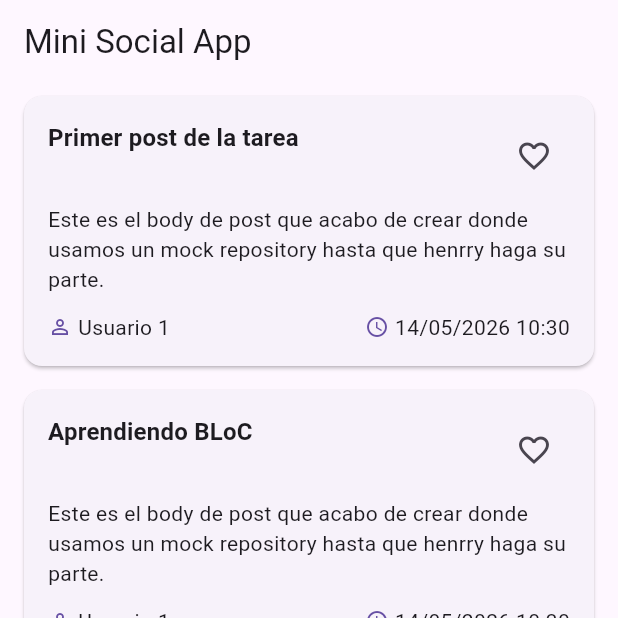
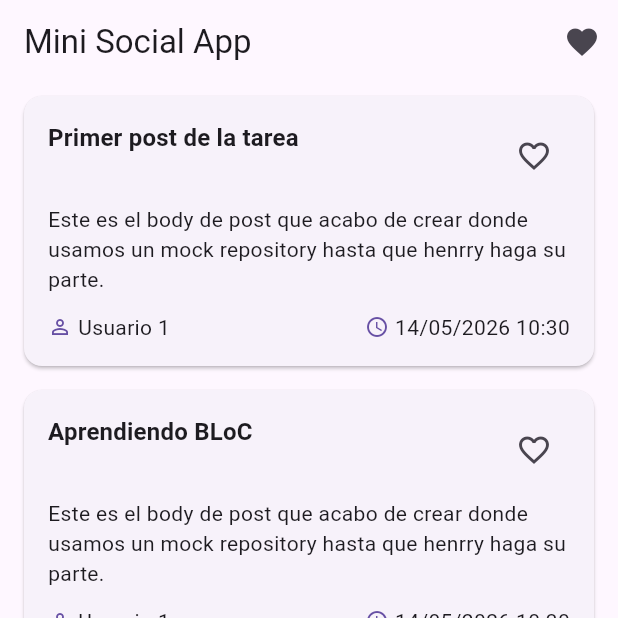
Before and after one commit to evertms/mini_social_app, a Flutter app: the screen it shows after launch, on a phone screen of 412 x 824 dp, the top half of it. Run offline on Flutter 3.47's test engine with Material 3 defaults, Android fonts, the phone set to English and light mode, and no system bars; our stand-ins replace flutter_bloc, go_router, shared_preferences.

Commit message:
feat(preferences): add Favorites BLoC and integrate favorites UI
Introduce a Favorites feature using BLoC: add FavoritesBloc, events and states, and wire it into the app via MultiBlocProvider (dispatching initial LoadFavoritesEvent). Convert FavoritesPage to use BlocBuilder (handling loading, error, empty and loaded states with refresh) and update PostCard to read favorite state and dispatch ToggleFavoriteEvent. Add a favorites shortcut in the post list AppBar and make mock repository faster by reducing artificial delays; favorites are sorted by timestamp after load/toggle.

```diff
--- a/lib/app.dart
+++ b/lib/app.dart
@@ -1,12 +1,23 @@
 import 'package:flutter/material.dart';
+import 'package:flutter_bloc/flutter_bloc.dart';
 import 'core/utils/app_routes.dart';
+import 'features/post/presentation/blocs/favorites_bloc.dart';
+import 'features/post/presentation/blocs/favorites_event.dart';
+import 'features/post/data/repositories/mock_post_repository.dart';
 
 class App extends StatelessWidget {
   const App({super.key});
 
   @override
   Widget build(BuildContext context) {
-    return MaterialApp.router(
+    return MultiBlocProvider(
+      providers: [
+        BlocProvider(
+          create: (_) => FavoritesBloc(repository: MockRepository())
+            ..add(LoadFavoritesEvent()),
+        ),
+      ],
+      child: MaterialApp.router(
         title: 'Mini Social App',
         debugShowCheckedModeBanner: false,
         theme: ThemeData(
@@ -14,6 +25,7 @@ class App extends StatelessWidget {
           primarySwatch: Colors.blue,
         ),
         routerConfig: router,
+      ),
     );
   }
 }
--- a/lib/features/post/data/repositories/mock_post_repository.dart
+++ b/lib/features/post/data/repositories/mock_post_repository.dart
@@ -28,7 +28,7 @@ class MockRepository implements PostRepository {
 
   @override
   Future<List<Post>> getPosts() async {
-    await Future<void>.delayed(const Duration(seconds: 2));
+    await Future<void>.delayed(const Duration(milliseconds: 200));
 
     if (shouldFail) {
       throw Exception("No se pudieron cargar los posts");
@@ -81,7 +81,7 @@ class MockRepository implements PostRepository {
 
   @override
   Future<void> toggleFavorite(Post post) async {
-    await Future<void>.delayed(const Duration(seconds: 1));
+    await Future<void>.delayed(const Duration(milliseconds: 200));
     final prefs = await SharedPreferences.getInstance();
     final prefsService = PrefsService(prefs);
     await prefsService.toggleFavId(post.id);
--- /dev/null
+++ b/lib/features/post/presentation/blocs/favorites_event.dart
@@ -0,0 +1,11 @@
+import '../../domain/entities/post.dart';
+
+abstract class FavoritesEvent {}
+
+class LoadFavoritesEvent extends FavoritesEvent {}
+
+class ToggleFavoriteEvent extends FavoritesEvent {
+  final Post post;
+
+  ToggleFavoriteEvent(this.post);
+}
--- /dev/null
+++ b/lib/features/post/presentation/blocs/favorites_state.dart
@@ -0,0 +1,19 @@
+import '../../domain/entities/post.dart';
+
+abstract class FavoritesState {}
+
+class FavoritesInitial extends FavoritesState {}
+
+class FavoritesLoading extends FavoritesState {}
+
+class FavoritesLoaded extends FavoritesState {
+  final List<Post> favorites;
+
+  FavoritesLoaded(this.favorites);
+}
+
+class FavoritesError extends FavoritesState {
+  final String message;
+
+  FavoritesError(this.message);
+}
--- a/lib/features/post/presentation/pages/post_list_page.dart
+++ b/lib/features/post/presentation/pages/post_list_page.dart
@@ -1,5 +1,6 @@
 import 'package:flutter/material.dart';
 import 'package:flutter_bloc/flutter_bloc.dart';
+import 'package:go_router/go_router.dart';
 
 import '../../data/repositories/mock_post_repository.dart';
 import '../blocs/post_list_state.dart';
@@ -28,7 +29,17 @@ class _PostListView extends StatelessWidget {
   @override
   Widget build(BuildContext context) {
     return Scaffold(
-      appBar: AppBar(title: const Text('Mini Social App')),
+      appBar: AppBar(
+        title: const Text('Mini Social App'),
+        actions: [
+          IconButton(
+            icon: const Icon(Icons.favorite),
+            onPressed: () {
+              context.push('/favorites');
+            },
+          ),
+        ],
+      ),
       body: BlocBuilder<PostListBloc, PostListState>(
         builder: (context, state) {
           if (state is PostListLoading) {
--- a/lib/features/post/presentation/widgets/post_card.dart
+++ b/lib/features/post/presentation/widgets/post_card.dart
@@ -2,6 +2,10 @@ import 'package:flutter/material.dart';
 
 import '../../domain/entities/post.dart';
 import '../../utils/format_timestamp.dart';
+import 'package:flutter_bloc/flutter_bloc.dart';
+import '../blocs/favorites_bloc.dart';
+import '../blocs/favorites_event.dart';
+import '../blocs/favorites_state.dart';
 
 class PostCard extends StatelessWidget {
   final Post post;
@@ -11,6 +15,13 @@ class PostCard extends StatelessWidget {
   @override
   Widget build(BuildContext context) {
     final textTheme = Theme.of(context).textTheme;
+    final favState = context.watch<FavoritesBloc>().state;
+    bool isFavorite = post.isFavorite;
+
+    if (favState is FavoritesLoaded) {
+      isFavorite = favState.favorites.any((f) => f.id == post.id);
+    }
+
     return Card(
       margin: const EdgeInsets.symmetric(horizontal: 16, vertical: 8),
       child: Padding(
@@ -30,21 +41,19 @@ class PostCard extends StatelessWidget {
                   ),
                 ),
                 IconButton(
-                  onPressed: () {},
+                  onPressed: () {
+                    context.read<FavoritesBloc>().add(
+                      ToggleFavoriteEvent(post),
+                    );
+                  },
                   icon: Icon(
-                    post.isFavorite
-                        ? Icons.favorite
-                        : Icons.favorite_border,
+                    isFavorite ? Icons.favorite : Icons.favorite_border,
                   ),
                 ),
               ],
             ),
             const SizedBox(height: 8),
-            Text(
-              post.body,
-              maxLines: 3,
-              overflow: TextOverflow.ellipsis,
-            ),
+            Text(post.body, maxLines: 3, overflow: TextOverflow.ellipsis),
             const SizedBox(height: 12),
             Row(
               children: [
```
Also changed, not shown: lib/features/post/presentation/blocs/favorites_bloc.dart (added, +37 -0 lines), lib/features/post/presentation/pages/favorites_page.dart (+35 -62 lines). Lines whose indentation alone changed are shown as unchanged.
